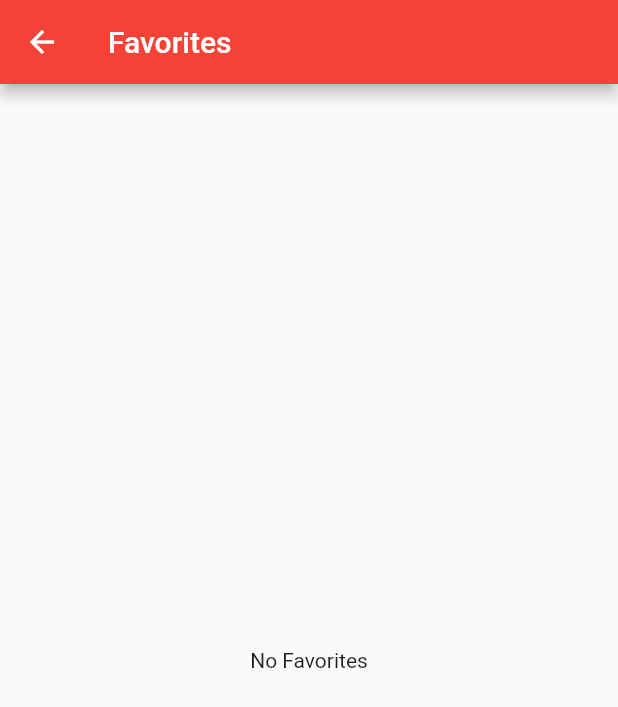
After one commit to erinkelsey/restaurantfinder-flutter, a Flutter app: the FavoriteScreen screen opened directly, on a phone screen of 412 x 824 dp. The commit adds this screen. Shown: the top 707 px of the screen. Run offline on Flutter 3.47's test engine with Material 2 defaults, Android fonts, the phone set to English and light mode, and no system bars.

Commit message:
Add restaurant details screen and ability for user to favorite a restaurant

```diff
--- /dev/null
+++ b/lib/BLoC/favorite_bloc.dart
@@ -0,0 +1,27 @@
+import 'dart:async';
+
+import '../DataLayer/restaurant.dart';
+import './bloc.dart';
+
+class FavoriteBloc implements Bloc {
+  var _restaurants = <Restaurant>[];
+  List<Restaurant> get favorites => _restaurants;
+
+  final _controller = StreamController<List<Restaurant>>.broadcast();
+  Stream<List<Restaurant>> get favoritesStream => _controller.stream;
+
+  void toggleRestaurant(Restaurant restaurant) {
+    if (_restaurants.contains(restaurant)) {
+      _restaurants.remove(restaurant);
+    } else {
+      _restaurants.add(restaurant);
+    }
+
+    _controller.sink.add(_restaurants);
+  }
+
+  @override
+  void dispose() {
+    _controller.close();
+  }
+}
--- /dev/null
+++ b/lib/UI/screens/favorite_screen.dart
@@ -0,0 +1,43 @@
+import 'package:flutter/material.dart';
+
+import '../../BLoC/bloc_provider.dart';
+import '../../BLoC/favorite_bloc.dart';
+import '../../DataLayer/restaurant.dart';
+import '../../UI/widgets/restaurant_tile.dart';
+
+class FavoriteScreen extends StatelessWidget {
+  @override
+  Widget build(BuildContext context) {
+    final bloc = BlocProvider.of<FavoriteBloc>(context);
+
+    return Scaffold(
+      appBar: AppBar(
+        title: Text('Favorites'),
+      ),
+      body: StreamBuilder<List<Restaurant>>(
+        stream: bloc.favoritesStream,
+        initialData: bloc.favorites,
+        builder: (context, snapshot) {
+          List<Restaurant> favorites =
+              (snapshot.connectionState == ConnectionState.waiting)
+                  ? bloc.favorites
+                  : snapshot.data;
+
+          if (favorites == null || favorites.isEmpty) {
+            return Center(
+              child: Text('No Favorites'),
+            );
+          }
+
+          return ListView.separated(
+              itemBuilder: (context, index) {
+                final restaurant = favorites[index];
+                return RestaurantTile(restaurant: restaurant);
+              },
+              separatorBuilder: (context, index) => Divider(),
+              itemCount: favorites.length);
+        },
+      ),
+    );
+  }
+}
```
Also changed, not shown: lib/UI/screens/restaurant_details_screen.dart (added, +97 -0 lines), lib/UI/screens/restaurant_screen.dart (+11 -0 lines), lib/UI/widgets/restaurant_tile.dart (+10 -0 lines), lib/main.dart (+9 -5 lines).
